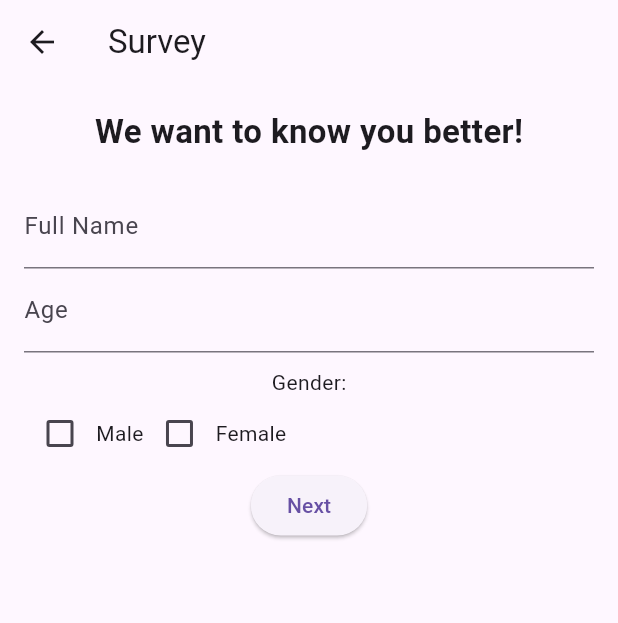
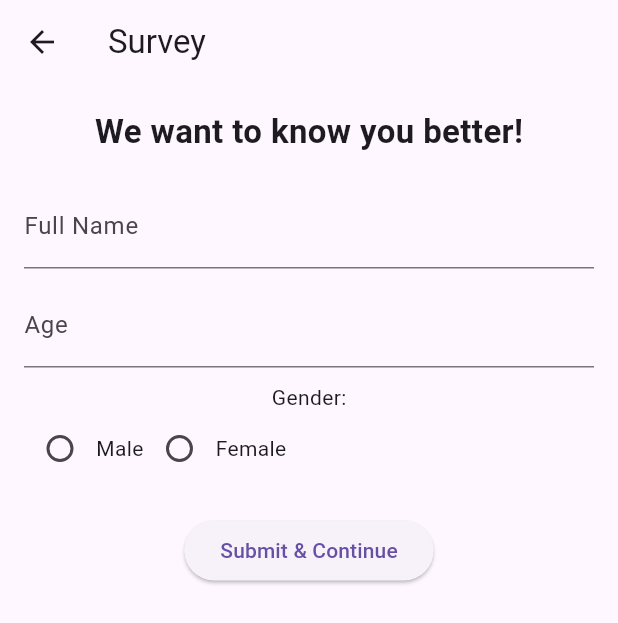
Before and after one commit to shubhangi24kashid/Neuro-Rehabilitation-, a Flutter app: the SurveyPage screen opened by its route, on a phone screen of 412 x 824 dp. Shown: the top 623 px of the screen. Run offline on Flutter 3.47's test engine with Material 3 defaults, Android fonts, the phone set to English and light mode, and no system bars; our stand-ins replace fl_chart, flutter_secure_storage, webview_flutter; accounts and stored records are empty; network calls fail.

```diff
--- a/lib/screens/survey_page.dart
+++ b/lib/screens/survey_page.dart
@@ -1,31 +1,82 @@
 import 'package:flutter/material.dart';
 
-class SurveyPage extends StatelessWidget {
+class SurveyPage extends StatefulWidget {
+  const SurveyPage({super.key});
+
+  @override
+  State<SurveyPage> createState() => _SurveyPageState();
+}
+
+class _SurveyPageState extends State<SurveyPage> {
+  final TextEditingController _nameController = TextEditingController();
+  final TextEditingController _ageController = TextEditingController();
+  String _gender = '';
+
+  void submitSurvey() {
+    if (_nameController.text.isEmpty || _ageController.text.isEmpty || _gender.isEmpty) {
+      ScaffoldMessenger.of(context).showSnackBar(
+        const SnackBar(content: Text('Please complete all fields')),
+      );
+      return;
+    }
+
+    // ✅ Move to Home Page after survey is completed
+    Navigator.pushReplacementNamed(context, '/home');
+  }
+
   @override
   Widget build(BuildContext context) {
     return Scaffold(
-      appBar: AppBar(title: Text("Survey")),
+      appBar: AppBar(title: const Text("Survey")),
       body: Padding(
-        padding: EdgeInsets.all(16.0),
+        padding: const EdgeInsets.all(16.0),
         child: Column(
           children: [
-            Text("We want to know you better!", style: TextStyle(fontSize: 22, fontWeight: FontWeight.bold)),
-            SizedBox(height: 20),
-            TextField(decoration: InputDecoration(labelText: "Full Name")),
-            TextField(decoration: InputDecoration(labelText: "Age")),
-            SizedBox(height: 10),
-            Text("Gender:"),
+            const Text(
+              "We want to know you better!",
+              style: TextStyle(fontSize: 22, fontWeight: FontWeight.bold),
+            ),
+            const SizedBox(height: 20),
+            TextField(
+              controller: _nameController,
+              decoration: const InputDecoration(labelText: "Full Name"),
+            ),
+            const SizedBox(height: 10),
+            TextField(
+              controller: _ageController,
+              decoration: const InputDecoration(labelText: "Age"),
+              keyboardType: TextInputType.number,
+            ),
+            const SizedBox(height: 10),
+            const Text("Gender:"),
             Row(
               children: [
-                Checkbox(value: false, onChanged: (val) {}),
-                Text("Male"),
-                Checkbox(value: false, onChanged: (val) {}),
-                Text("Female"),
+                Radio(
+                  value: "Male",
+                  groupValue: _gender,
+                  onChanged: (value) {
+                    setState(() {
+                      _gender = value.toString();
+                    });
+                  },
+                ),
+                const Text("Male"),
+                Radio(
+                  value: "Female",
+                  groupValue: _gender,
+                  onChanged: (value) {
+                    setState(() {
+                      _gender = value.toString();
+                    });
+                  },
+                ),
+                const Text("Female"),
               ],
             ),
+            const SizedBox(height: 20),
             ElevatedButton(
-              onPressed: () {},
-              child: Text("Next"),
+              onPressed: submitSurvey,
+              child: const Text("Submit & Continue"),
             ),
           ],
         ),
--- a/pubspec.yaml
+++ b/pubspec.yaml
@@ -14,7 +14,8 @@ dependencies:
   fl_chart: ^0.55.0
   # Dependency for PostgreSQL database
   postgres: ^2.5.4
-
+  http: ^0.13.6  # Or the latest version
+  flutter_secure_storage: ^9.0.0
   # Cupertino icons package for iOS-style icons
   cupertino_icons: ^1.0.8
   webview_flutter: ^4.10.0
@@ -28,4 +29,4 @@ dev_dependencies:
 flutter:
   uses-material-design: true
   assets:
-    -  assets/
+    - assets/
```
Also changed, not shown: lib/main.dart (+18 -12 lines), lib/screens/login_page.dart (+21 -34 lines), lib/screens/signup_page.dart (+34 -39 lines), lib/services/api_service.dart (added, +78 -0 lines), pubspec.lock, 10 other files.
